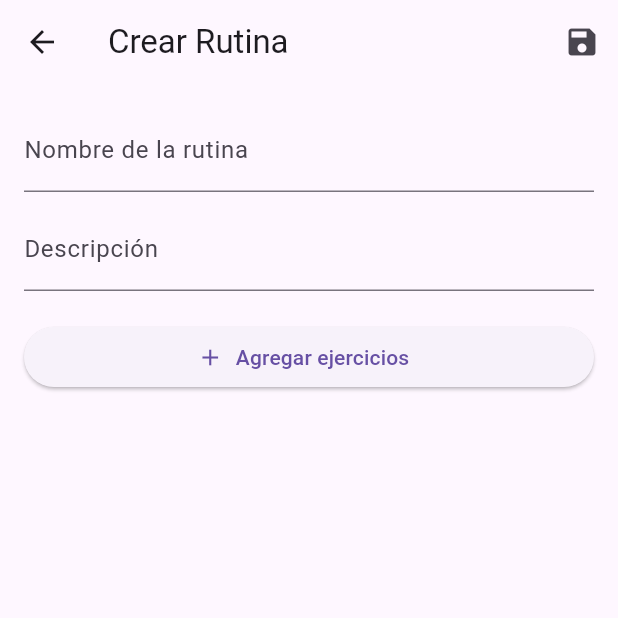
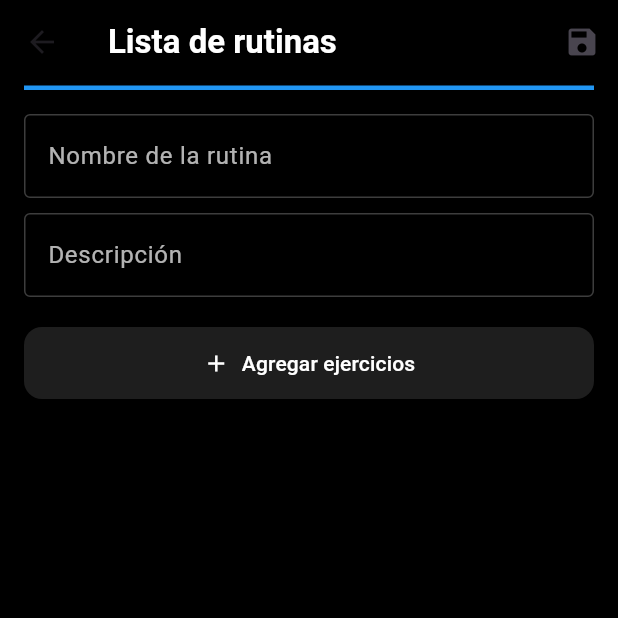
Before and after one commit to dinovillalobos/app_gym, a Flutter app: the CrearRutinaScreen screen opened directly, on a phone screen of 412 x 824 dp, the top half of it. Run offline on Flutter 3.47's test engine with Material 3 defaults, Android fonts, the phone set to English and light mode, and no system bars; our stand-ins replace cloud_firestore, firebase_auth, firebase_core, font_awesome_flutter; accounts and stored records are empty.

Commit message:
Cambio de color, diseño de crear rutina asi como de agregar ejercicios.

```diff
--- a/lib/navigation_bar.dart
+++ b/lib/navigation_bar.dart
@@ -90,7 +90,7 @@ class _navigationBarState extends State<navigationBar> {
                   label: '',
                 ),
               ],
-              backgroundColor: Colors.black,
+              backgroundColor: Colors.grey,
               currentIndex: _screenAct,
               selectedItemColor: Colors.white,
               unselectedItemColor: Colors.white,
--- a/lib/screens/crear_rutina_screen.dart
+++ b/lib/screens/crear_rutina_screen.dart
@@ -3,7 +3,6 @@ import 'package:firebase_auth/firebase_auth.dart';
 import '../models/rutina_model.dart';
 import '../services/rutina_service.dart';
 import 'agregar_ejercicio_screen.dart';
-import 'home_screen.dart';
 import 'rutina_detail_screen.dart';
 
 class CrearRutinaScreen extends StatefulWidget {
@@ -59,8 +58,8 @@ class _CrearRutinaScreenState extends State<CrearRutinaScreen> {
     }
 
     final rutina = RutinaModel(
-      id: '', // se asigna en Firestore
-      idUsuario: user.uid, // ✅ Agrega esta línea
+      id: '',
+      idUsuario: user.uid,
       nombre: nombre,
       descripcion: descripcion,
       ejercicios: ejercicios,
@@ -94,8 +93,26 @@ class _CrearRutinaScreenState extends State<CrearRutinaScreen> {
   @override
   Widget build(BuildContext context) {
     return Scaffold(
+      backgroundColor: Colors.black,
       appBar: AppBar(
-        title: const Text('Crear Rutina'),
+        backgroundColor: Colors.black,
+        elevation: 0,
+        title: const Text(
+          'Lista de rutinas',
+          style: TextStyle(
+            fontWeight: FontWeight.bold,
+            color: Colors.white,
+            fontSize: 22,
+          ),
+        ),
+        bottom: PreferredSize(
+          preferredSize: const Size.fromHeight(4.0),
+          child: Container(
+            color: Colors.blue,
+            height: 3.0,
+            margin: const EdgeInsets.only(left: 16, right: 16),
+          ),
+        ),
         actions: [
           IconButton(
             icon: const Icon(Icons.save),
@@ -109,25 +126,59 @@ class _CrearRutinaScreenState extends State<CrearRutinaScreen> {
           children: [
             TextField(
               controller: nombreController,
-              decoration: const InputDecoration(labelText: 'Nombre de la rutina'),
+              style: const TextStyle(color: Colors.white),
+              decoration: const InputDecoration(
+                labelText: 'Nombre de la rutina',
+                labelStyle: TextStyle(color: Colors.white70),
+                enabledBorder: OutlineInputBorder(
+                  borderSide: BorderSide(color: Colors.white24),
+                ),
+                focusedBorder: OutlineInputBorder(
+                  borderSide: BorderSide(color: Colors.blue),
+                ),
+              ),
             ),
             const SizedBox(height: 10),
             TextField(
               controller: descripcionController,
-              decoration: const InputDecoration(labelText: 'Descripción'),
+              style: const TextStyle(color: Colors.white),
+              decoration: const InputDecoration(
+                labelText: 'Descripción',
+                labelStyle: TextStyle(color: Colors.white70),
+                enabledBorder: OutlineInputBorder(
+                  borderSide: BorderSide(color: Colors.white24),
+                ),
+                focusedBorder: OutlineInputBorder(
+                  borderSide: BorderSide(color: Colors.blue),
+                ),
+              ),
             ),
             const SizedBox(height: 20),
             ElevatedButton.icon(
-              icon: const Icon(Icons.add),
+              icon: const Icon(Icons.add, color: Colors.white),
               label: const Text('Agregar ejercicios'),
               onPressed: _agregarEjercicios,
+              style: ElevatedButton.styleFrom(
+                backgroundColor: const Color(0xFF1E1E1E),
+                foregroundColor: Colors.white,
+                padding: const EdgeInsets.symmetric(vertical: 14, horizontal: 18),
+                shape: RoundedRectangleBorder(
+                  borderRadius: BorderRadius.circular(12),
+                ),
+              ),
             ),
             const SizedBox(height: 20),
             if (ejercicios.isNotEmpty) ...[
-              const Text('Ejercicios seleccionados:', style: TextStyle(fontWeight: FontWeight.bold)),
+              const Text(
+                'Ejercicios seleccionados:',
+                style: TextStyle(fontWeight: FontWeight.bold, color: Colors.white),
+              ),
               ...ejercicios.map((e) => ListTile(
-                title: Text(e['nombre']),
-                subtitle: Text('Músculo: ${e['musculo']} • Tipo: ${e['tipo']}'),
+                title: Text(e['nombre'], style: const TextStyle(color: Colors.white)),
+                subtitle: Text(
+                  'Músculo: ${e['musculo']} • Tipo: ${e['tipo']}',
+                  style: const TextStyle(color: Colors.white54),
+                ),
               )),
             ]
           ],
--- a/lib/screens/home_screen.dart
+++ b/lib/screens/home_screen.dart
@@ -139,7 +139,7 @@ class _HomeScreenState extends State<HomeScreen> {
           );
         },
       ),
-      floatingActionButton: FloatingActionButton(
+      /*floatingActionButton: FloatingActionButton(
         backgroundColor: Colors.blue,
         onPressed: () {
           Navigator.push(
@@ -150,7 +150,7 @@ class _HomeScreenState extends State<HomeScreen> {
           ).then((_) => cargarDatosIniciales(userId));
         },
         child: const Icon(Icons.add),
-      ),
+      ),*/
     );
   }
 }
```
Also changed, not shown: lib/screens/agregar_ejercicio_screen.dart (+38 -15 lines).
